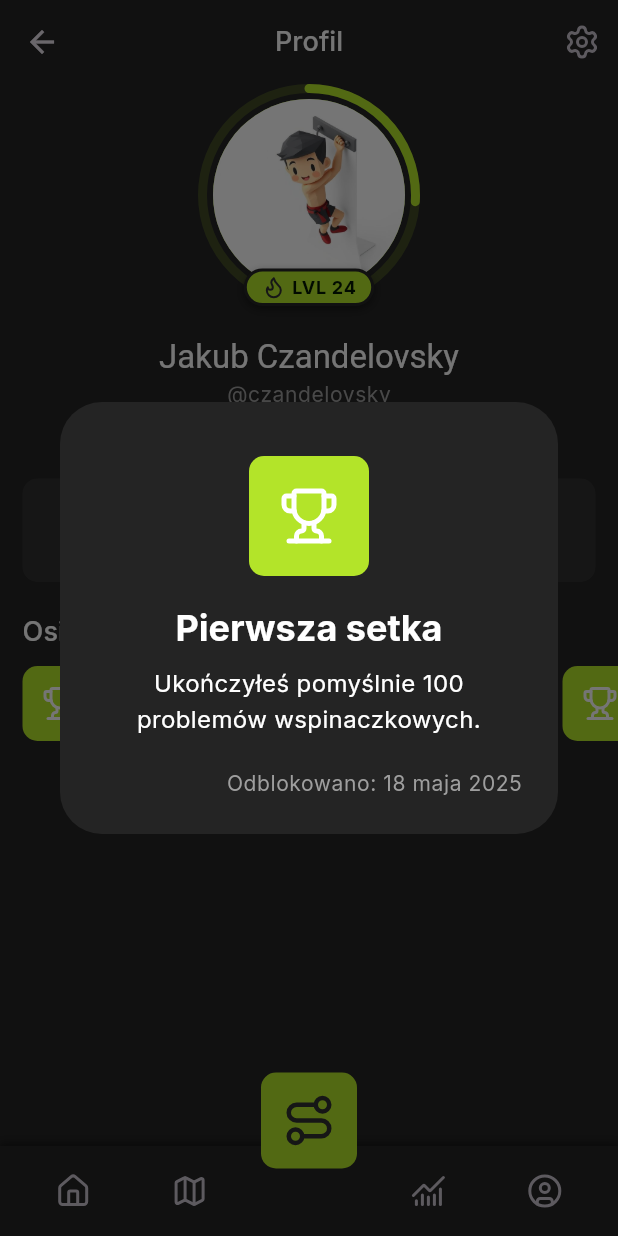
After one commit to jtrznadel/bouldee, a Flutter app: the ProfilePage screen opened by its route, after a tap on an icon or button, on a phone screen of 412 x 824 dp. The commit adds this screen. Run offline on Flutter 3.47's test engine with Material 3 defaults, Android fonts, the phone set to English and light mode, and no system bars; our stand-ins replace auto_route, bloc, connectivity_plus, dartz, device_info_plus, equatable and 10 more; accounts and stored records are empty; generated files the repository leaves out were written again.

Commit message:
update profile page

```diff
--- a/lib/app/constants/app_media_resources.dart
+++ b/lib/app/constants/app_media_resources.dart
@@ -5,4 +5,6 @@ class AppMediaRes {
   static const String appleLogo = 'assets/logos/apple.svg';
   static const String facebookLogo = 'assets/logos/facebook.svg';
   static const String appLogo = 'assets/logos/bouldee.svg';
+
+  static const String deffaultAvatar = 'assets/utils/climber_avatar.jpeg';
 }
--- /dev/null
+++ b/lib/app/constants/app_sizes.dart
@@ -0,0 +1,7 @@
+class AppSizes {
+  const AppSizes._();
+
+  static const double defaultHorizontalPadding = 15;
+
+  static const double defaultRadius = 10;
+}
--- a/lib/app/routing/app_router.dart
+++ b/lib/app/routing/app_router.dart
@@ -13,6 +13,7 @@ class AppRouter extends RootStackRouter {
           children: [
             AutoRoute(page: HomeRoute.page),
             AutoRoute(page: ClubMapRoute.page),
+            AutoRoute(page: ProfileRoute.page),
           ],
         ),
         AutoRoute(page: OnboardingRoute.page),
--- a/lib/app/views/navigation_wrapper_page.dart
+++ b/lib/app/views/navigation_wrapper_page.dart
@@ -2,7 +2,6 @@ import 'package:auto_route/auto_route.dart';
 import 'package:bouldee/app/constants/app_colors.dart';
 import 'package:bouldee/app/routing/app_router.gr.dart';
 import 'package:bouldee/features/training_session/presentation/active_session_checker.dart';
-import 'package:bouldee/features/training_session/presentation/create_training_session_modal.dart';
 import 'package:flutter/material.dart';
 
 import 'package:lucide_icons_flutter/lucide_icons.dart';
@@ -19,6 +18,7 @@ class NavigationWrapperPage extends StatelessWidget {
         ClubMapRoute(clubId: '056d0a80-b0aa-42ae-b21e-3f574da0f6f8'),
         const HomeRoute(),
         const HomeRoute(),
+        const ProfileRoute(),
       ],
       builder: (context, child) {
         final tabsRouter = context.tabsRouter;
--- /dev/null
+++ b/lib/app/widgets/app_section_header.dart
@@ -0,0 +1,39 @@
+import 'package:bouldee/app/constants/app_colors.dart';
+import 'package:bouldee/app/extensions/context_extensions.dart';
+import 'package:flutter/material.dart';
+
+class AppSectionHeader extends StatelessWidget {
+  const AppSectionHeader({
+    required this.title,
+    super.key,
+    this.buttonText,
+    this.onButtonPressed,
+  });
+
+  final String title;
+  final String? buttonText;
+  final VoidCallback? onButtonPressed;
+
+  @override
+  Widget build(BuildContext context) {
+    return Row(
+      mainAxisAlignment: MainAxisAlignment.spaceBetween,
+      children: [
+        Text(
+          title,
+          style: context.textTheme.labelLarge
+              ?.copyWith(color: AppColors.textLight),
+        ),
+        if (buttonText != null && onButtonPressed != null)
+          TextButton(
+            onPressed: onButtonPressed,
+            child: Text(
+              buttonText!,
+              style: context.textTheme.labelMedium
+                  ?.copyWith(color: AppColors.textSecondary),
+            ),
+          ),
+      ],
+    );
+  }
+}
--- a/lib/features/club_map/presentation/club_map_page.dart
+++ b/lib/features/club_map/presentation/club_map_page.dart
@@ -2,6 +2,7 @@ import 'package:auto_route/auto_route.dart';
 import 'package:bouldee/app/constants/app_colors.dart';
 import 'package:bouldee/app/dependency_injection/dependency_injection.dart';
 import 'package:bouldee/app/extensions/context_extensions.dart';
+import 'package:bouldee/app/widgets/app_loading_indicator.dart';
 import 'package:bouldee/features/club_map/domain/entities/area_entity.dart';
 import 'package:bouldee/features/club_map/domain/entities/boulder_entity.dart';
 import 'package:bouldee/features/club_map/presentation/bloc/club_map_bloc.dart';
@@ -59,6 +60,7 @@ class _ClubMapViewState extends State<_ClubMapView> {
           ),
         ),
         elevation: 0,
+        automaticallyImplyLeading: false,
         actions: [
           IconButton(
             icon: const Icon(Icons.replay),
@@ -74,9 +76,7 @@ class _ClubMapViewState extends State<_ClubMapView> {
       body: BlocBuilder<ClubMapBloc, ClubMapState>(
         builder: (context, state) {
           if (state is ClubMapLoading) {
-            return const Center(
-              child: CircularProgressIndicator(),
-            );
+            return const Center(child: AppLoadingIndicator());
           } else if (state is AreaError) {
             return Center(
               child: Column(
--- /dev/null
+++ b/lib/features/profile/presentation/views/profile_achivements_section.dart
@@ -0,0 +1,119 @@
+import 'package:bouldee/app/constants/app_colors.dart';
+import 'package:bouldee/app/constants/app_sizes.dart';
+import 'package:bouldee/app/extensions/context_extensions.dart';
+import 'package:bouldee/app/widgets/app_section_header.dart';
+import 'package:flutter/material.dart';
+import 'package:intl/intl.dart';
+import 'package:lucide_icons_flutter/lucide_icons.dart';
+
+class ProfileAchivementsSection extends StatelessWidget {
+  const ProfileAchivementsSection({
+    super.key,
+  });
+
+  @override
+  Widget build(BuildContext context) {
+    return Column(
+      spacing: 10,
+      children: [
+        const AppSectionHeader(
+          title: 'Osiągnięcia',
+        ),
+        IntrinsicHeight(
+          child: OverflowBox(
+            maxWidth: context.width,
+            child: SizedBox(
+              height: 50,
+              child: ListView.separated(
+                itemCount: 10,
+                scrollDirection: Axis.horizontal,
+                padding: const EdgeInsets.only(
+                  left: AppSizes.defaultHorizontalPadding,
+                ),
+                separatorBuilder: (context, index) => const SizedBox(width: 10),
+                itemBuilder: (context, index) {
+                  return InkWell(
+                    onTap: () {
+                      showDialog<void>(
+                        context: context,
+                        builder: (context) {
+                          return AlertDialog(
+                            actionsPadding: const EdgeInsets.symmetric(
+                              horizontal: AppSizes.defaultHorizontalPadding,
+                            ),
+                            backgroundColor: AppColors.background,
+                            content: Column(
+                              mainAxisSize: MainAxisSize.min,
+                              children: [
+                                Padding(
+                                  padding: const EdgeInsets.only(
+                                    top: 20,
+                                    bottom: 10,
+                                  ),
+                                  child: Container(
+                                    width: 80,
+                                    height: 80,
+                                    decoration: BoxDecoration(
+                                      color: AppColors.primary,
+                                      borderRadius: BorderRadius.circular(10),
+                                    ),
+                                    child: const Icon(
+                                      LucideIcons.trophy,
+                                      color: Colors.white,
+                                      size: 40,
+                                    ),
+                                  ),
+                                ),
+                                const SizedBox(height: 10),
+                                Text(
+                                  'Pierwsza setka',
+                                  style: context.textTheme.headlineMedium
+                                      ?.copyWith(color: AppColors.textLight),
+                                ),
+                                const SizedBox(height: 10),
+                                Text(
+                                  'Ukończyłeś pomyślnie 100 problemów wspinaczkowych.',
+                                  style: context.textTheme.bodyMedium?.copyWith(
+                                    color: AppColors.textLight,
+                                  ),
+                                  textAlign: TextAlign.center,
+                                ),
+                                const SizedBox(height: 20),
+                                Align(
+                                  alignment: Alignment.bottomRight,
+                                  child: Text(
+                                    'Odblokowano: ${DateFormat.yMMMMd('pl').format(DateTime.now())}',
+                                    style:
+                                        context.textTheme.bodySmall?.copyWith(
+                                      color: AppColors.textSecondary,
+                                    ),
+                                  ),
+                                ),
+                              ],
+                            ),
+                          );
+                        },
+                      );
+                    },
+                    child: Container(
+                      width: 50,
+                      height: 50,
+                      decoration: BoxDecoration(
+                        color: AppColors.primary,
+                        borderRadius: BorderRadius.circular(10),
+                      ),
+                      child: const Icon(
+                        LucideIcons.trophy,
+                        color: Colors.white,
+                      ),
+                    ),
+                  );
+                },
+              ),
+            ),
+          ),
+        ),
+      ],
+    );
+  }
+}
--- /dev/null
+++ b/lib/features/profile/presentation/views/profile_page.dart
@@ -0,0 +1,260 @@
+import 'dart:math' as Math;
+
+import 'package:auto_route/auto_route.dart';
+import 'package:bouldee/app/constants/app_colors.dart';
+import 'package:bouldee/app/constants/app_media_resources.dart';
+import 'package:bouldee/app/constants/app_sizes.dart';
+import 'package:bouldee/app/extensions/context_extensions.dart';
+import 'package:bouldee/features/profile/presentation/views/profile_achivements_section.dart';
+import 'package:flutter/material.dart';
+import 'package:lucide_icons_flutter/lucide_icons.dart';
+
+@RoutePage()
+class ProfilePage extends StatelessWidget {
+  const ProfilePage({super.key});
+
+  @override
+  Widget build(BuildContext context) {
+    const userLevel = 24;
+    const progressToNextLevel = 0.26;
+    const points = 7500;
+    const pointsToNextLevel = 10000;
+    return Scaffold(
+      appBar: AppBar(
+        title: Text(
+          'Profil',
+          style: context.textTheme.labelLarge?.copyWith(
+            color: AppColors.textLight,
+          ),
+        ),
+        actions: [
+          IconButton(
+            icon: const Icon(LucideIcons.settings),
+            onPressed: () {},
+          ),
+        ],
+      ),
+      body: Padding(
+        padding: const EdgeInsets.symmetric(
+          horizontal: AppSizes.defaultHorizontalPadding,
+        ),
+        child: Column(
+          children: [
+            _buildAdvancedLevelAvatar(
+              context,
+              level: userLevel,
+              progress: progressToNextLevel,
+              points: points,
+              pointsToNextLevel: pointsToNextLevel,
+            ),
+            const SizedBox(height: 20),
+            Text(
+              'Jakub Czandelovsky',
+              style: context.textTheme.titleLarge?.copyWith(
+                color: AppColors.textLight,
+              ),
+            ),
+            Text(
+              '@czandelovsky',
+              style: context.textTheme.bodySmall?.copyWith(
+                color: AppColors.textSecondary,
+              ),
+            ),
+            const SizedBox(height: 15),
+            Text(
+              'Lorem ipsum dolor sit amet',
+              style: context.textTheme.bodySmall?.copyWith(
+                color: AppColors.textSecondary,
+                fontStyle: FontStyle.italic,
+              ),
+              textAlign: TextAlign.justify,
+            ),
+            const SizedBox(
+              height: 10,
+            ),
+            const Row(
+              spacing: 10,
+              mainAxisAlignment: MainAxisAlignment.center,
+              children: [
+                ProfileStatisticTile(title: 'Problemy', value: 67),
+                ProfileStatisticTile(title: 'Flashe', value: 13),
+                ProfileStatisticTile(title: 'Sesje', value: 23),
+              ],
+            ),
+            const SizedBox(height: 20),
+            const ProfileAchivementsSection(),
+          ],
+        ),
+      ),
+    );
+  }
+}
+
+class ProfileStatisticTile extends StatelessWidget {
+  const ProfileStatisticTile({
+    required this.value,
+    required this.title,
+    super.key,
+  });
+
+  final int value;
+  final String title;
+
+  @override
+  Widget build(BuildContext context) {
+    return Expanded(
+      child: Container(
+        padding: const EdgeInsets.all(10),
+        decoration: BoxDecoration(
+          color: AppColors.tileColor,
+          borderRadius: BorderRadius.circular(AppSizes.defaultRadius),
+        ),
+        child: Column(
+          children: [
+            Text(
+              value.toString(),
+              style: context.textTheme.titleLarge?.copyWith(
+                color: AppColors.textLight,
+              ),
+            ),
+            Text(
+              title,
+              style: context.textTheme.bodySmall?.copyWith(
+                color: AppColors.textSecondary,
+              ),
+            ),
+          ],
+        ),
+      ),
+    );
+  }
+}
+
+class LevelProgressPainter extends CustomPainter {
+  LevelProgressPainter({
+    required this.progress,
+    required this.progressColor,
+    required this.backgroundColor,
+    this.strokeWidth = 6.0,
+  });
+  final double progress;
+  final Color progressColor;
+  final Color backgroundColor;
+  final double strokeWidth;
+
+  @override
+  void paint(Canvas canvas, Size size) {
+    final center = Offset(size.width / 2, size.height / 2);
+    final radius = (size.width - strokeWidth) / 2;
+
+    final backgroundPaint = Paint()
+      ..color = backgroundColor
+      ..style = PaintingStyle.stroke
+      ..strokeWidth = strokeWidth;
+
+    canvas.drawCircle(center, radius, backgroundPaint);
+
+    final progressPaint = Paint()
+      ..color = progressColor
+      ..style = PaintingStyle.stroke
+      ..strokeWidth = strokeWidth
+      ..strokeCap = StrokeCap.round;
+
+    canvas.drawArc(
+      Rect.fromCircle(center: center, radius: radius),
+      -Math.pi / 2,
+      2 * Math.pi * progress,
+      false,
+      progressPaint,
+    );
+  }
+
+  @override
+  bool shouldRepaint(LevelProgressPainter oldDelegate) {
+    return oldDelegate.progress != progress ||
+        oldDelegate.progressColor != progressColor ||
+        oldDelegate.backgroundColor != backgroundColor ||
+        oldDelegate.strokeWidth != strokeWidth;
+  }
+}
+
+Widget _buildAdvancedLevelAvatar(
+  BuildContext context, {
+  required int level,
+  required double progress,
+  required int points,
+  required int pointsToNextLevel,
+  double radius = 64,
+}) {
+  return Stack(
+    alignment: Alignment.center,
+    children: [
+      SizedBox(
+        width: radius * 2 + 20,
+        height: radius * 2 + 20,
+        child: CustomPaint(
+          painter: LevelProgressPainter(
+            progress: progress,
+            progressColor: AppColors.primary,
+            backgroundColor: AppColors.primary.withValues(alpha: .2),
+          ),
+        ),
+      ),
+      Container(
+        width: radius * 2 + 4,
+        height: radius * 2 + 4,
+        decoration: const BoxDecoration(
+          color: AppColors.background,
+          shape: BoxShape.circle,
+        ),
+      ),
+      CircleAvatar(
+        radius: radius,
+        backgroundColor: AppColors.primary,
+        child: ClipRRect(
+          borderRadius: BorderRadius.circular(radius),
+          child: Image.asset(
+            AppMediaRes.deffaultAvatar,
+            fit: BoxFit.cover,
+            width: radius * 2,
+          ),
+        ),
+      ),
+      Positioned(
+        bottom: 0,
+        child: Container(
+          padding: const EdgeInsets.symmetric(horizontal: 10, vertical: 2),
+          decoration: BoxDecoration(
+            color: AppColors.primary,
+            borderRadius: BorderRadius.circular(15),
+            border: Border.all(color: AppColors.background, width: 2),
+            boxShadow: [
+              BoxShadow(
+                color: Colors.black.withValues(alpha: .4),
+                blurRadius: 4,
+                offset: const Offset(0, 2),
+              ),
+            ],
+          ),
+          child: Row(
+            mainAxisSize: MainAxisSize.min,
+            children: [
+              const Icon(
+                LucideIcons.flame,
+                size: 16,
+                color: AppColors.secondary,
+              ),
+              const SizedBox(width: 4),
+              Text(
+                'LVL $level',
+                style: context.textTheme.labelSmall?.copyWith(
+                  fontWeight: FontWeight.w700,
+                ),
+              ),
+            ],
+          ),
+        ),
+      ),
+    ],
+  );
+}
--- a/lib/features/training_session/presentation/active_session_checker.dart
+++ b/lib/features/training_session/presentation/active_session_checker.dart
@@ -1,6 +1,7 @@
 import 'package:auto_route/auto_route.dart';
 import 'package:bouldee/app/dependency_injection/dependency_injection.dart';
 import 'package:bouldee/app/routing/app_router.gr.dart';
+import 'package:bouldee/app/widgets/app_loading_indicator.dart';
 import 'package:bouldee/features/training_session/presentation/bloc/training_session_bloc.dart';
 import 'package:bouldee/features/training_session/presentation/create_training_session_modal.dart';
 import 'package:flutter/material.dart';
@@ -36,9 +37,7 @@ class ActiveSessionChecker {
               );
             }
           },
-          child: const Center(
-            child: CircularProgressIndicator(),
-          ),
+          child: const AppLoadingIndicator(),
         ),
       ),
     );
--- a/pubspec.yaml
+++ b/pubspec.yaml
@@ -54,5 +54,6 @@ flutter:
   assets:
     - assets/images/
     - assets/logos/
+    - assets/utils/
 
     - .env
```
Also changed, not shown: lib/app/widgets/app_circular_progress_indicator.dart (deleted, +0 -95 lines), lib/app/widgets/app_loading_indicator.dart (added, +61 -0 lines), lib/features/home/presentation/views/home_page.dart (+2 -5 lines), lib/features/home/presentation/widgets/home_last_session.dart (+5 -17 lines), lib/features/training_session/presentation/current_training_session_page.dart (+4 -7 lines), assets/utils/climber_avatar.jpeg (added), lib/app/routing/app_router.gr.dart.
